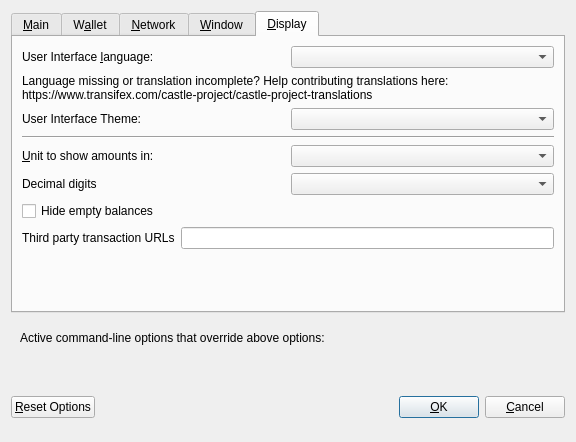
growaleaf/CastleMN, file src/qt/forms/optionsdialog.ui: the form before one commit.
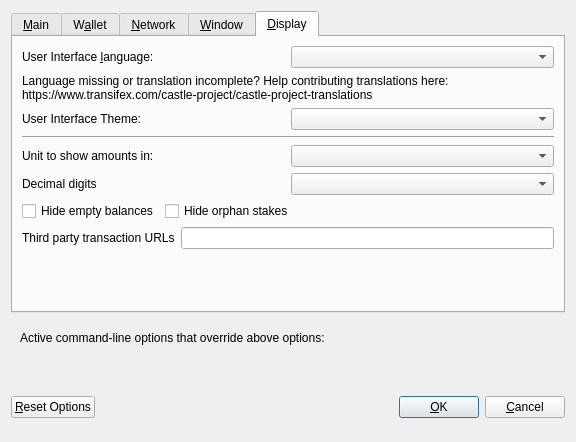
The form after the commit. The open tabs and pages were chosen to show the change. Custom widgets are drawn as their Qt base class.

Patch:
```diff
--- a/src/qt/forms/optionsdialog.ui
+++ b/src/qt/forms/optionsdialog.ui
@@ -521,7 +521,7 @@
         </widget>
        </item>
        <item>
-        <layout class="QHBoxLayout" name="horizontalLayout_4_Display" stretch="0,0">
+        <layout class="QHBoxLayout" name="horizontalLayout_2_Display" stretch="0,0">
          <item>
           <widget class="QLabel" name="themeLabel">
            <property name="text">
@@ -535,6 +535,12 @@
         </layout>
        </item>
        <item>
+        <widget class="QWidget" name="verticalZcstlDisplayWidget" native="true">
+         <layout class="QVBoxLayout" name="verticalZcstlDisplayLayout">
+          <property name="margin">
+           <number>0</number>
+          </property>
+          <item>
         <widget class="Line" name="line">
          <property name="orientation">
           <enum>Qt::Horizontal</enum>
@@ -542,11 +548,11 @@
         </widget>
        </item>
        <item>
-        <layout class="QHBoxLayout" name="horizontalLayout_2_Display">
+           <layout class="QHBoxLayout" name="horizontalLayout_3_Display">
          <item>
           <widget class="QLabel" name="unitLabel">
            <property name="text">
-            <string>&amp;Unit to show amounts in:</string>
+               <string>Unit to show amounts in:</string>
            </property>
            <property name="textFormat">
             <enum>Qt::PlainText</enum>
@@ -566,7 +572,7 @@
         </layout>
        </item>
        <item>
-        <layout class="QHBoxLayout" name="horizontalLayout_5_Display">
+           <layout class="QHBoxLayout" name="horizontalLayout_4_Display">
          <item>
           <widget class="QLabel" name="digitsLabel">
            <property name="text">
@@ -580,6 +586,8 @@
         </layout>
        </item>
        <item>
+           <layout class="QHBoxLayout" name="horizontalLayout_5_Display">
+            <item>
         <widget class="QCheckBox" name="checkBoxHideZeroBalances">
          <property name="toolTip">
           <string>Hide empty balances</string>
@@ -593,7 +601,32 @@
         </widget>
        </item>
        <item>
-        <layout class="QHBoxLayout" name="horizontalLayout_3_Display">
+             <widget class="QCheckBox" name="checkBoxHideOrphans">
+              <property name="toolTip">
+               <string>Hide orphan stakes in transaction lists</string>
+              </property>
+              <property name="text">
+               <string>Hide orphan stakes</string>
+              </property>
+             </widget>
+            </item>
+            <item>
+             <spacer name="horizontalSpacer">
+              <property name="orientation">
+               <enum>Qt::Horizontal</enum>
+              </property>
+              <property name="sizeHint" stdset="0">
+               <size>
+                <width>40</width>
+                <height>20</height>
+               </size>
+              </property>
+             </spacer>
+            </item>
+           </layout>
+          </item>
+          <item>
+           <layout class="QHBoxLayout" name="horizontalLayout_6_Display">
          <item>
           <widget class="QLabel" name="thirdPartyTxUrlsLabel">
            <property name="toolTip">
@@ -615,6 +648,9 @@
           </widget>
          </item>
         </layout>
+          </item>
+         </layout>
+        </widget>
        </item>
        <item>
         <spacer name="verticalSpacer">
```
Left out of the diff: 44 changed lines with no effect on the pictures. Lines whose indentation alone changed are shown as unchanged.
